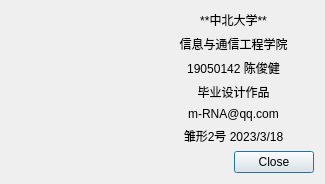
m-RNA/TemperatureSelfCorrectionBasedOnQtSerial, file about/about.ui: the form before one commit.
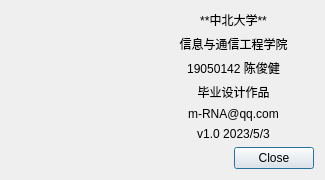
The form after the commit. Icons and pictures are not drawn.

Commit message: 标记：v1.0 这个应该就是我的毕设了，虽然有点粗糙。

The edit to the form file:
```diff
--- a/about/about.ui
+++ b/about/about.ui
@@ -121,7 +121,7 @@
      <item>
       <widget class="QLabel" name="label_3">
        <property name="text">
-        <string>雏形2号 2023/3/18</string>
+        <string>v1.0 2023/5/3</string>
        </property>
        <property name="alignment">
         <set>Qt::AlignCenter</set>
```
Left out of the diff: 4 changed lines with no effect on the pictures. The commit also changes 1 other file.
